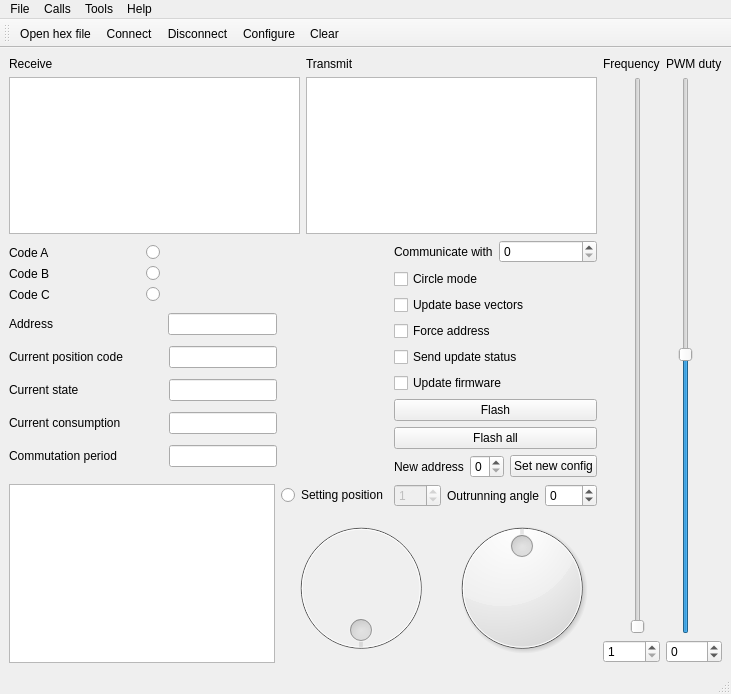
This is mainwindow.ui in RunoVj/Terminal as Qt 5 draws it before an edit. The edited form follows.
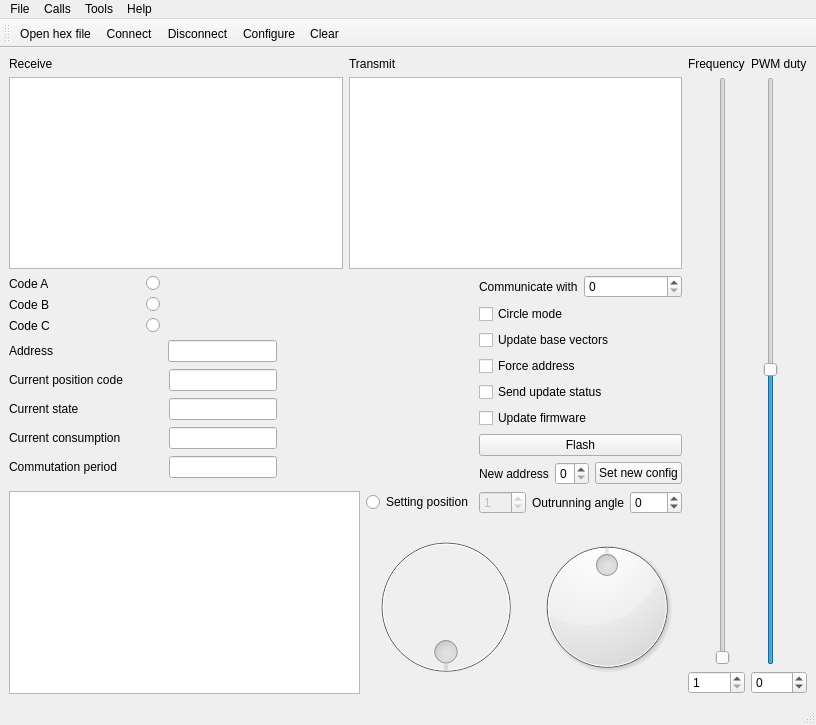
This is the edited form. Icons and pictures are not drawn.

Commit message: Firmware update function completed

The edit to the form file:
```diff
--- a/mainwindow.ui
+++ b/mainwindow.ui
@@ -6,8 +6,8 @@
    <rect>
     <x>0</x>
     <y>0</y>
-    <width>731</width>
-    <height>694</height>
+    <width>816</width>
+    <height>725</height>
    </rect>
   </property>
   <property name="windowTitle">
@@ -390,7 +390,7 @@
               <item>
                <widget class="QCheckBox" name="checkBoxForceSettingAddress">
                 <property name="text">
-                 <string>Force address</string>
+                 <string>Force address </string>
                 </property>
                </widget>
               </item>
@@ -415,13 +415,6 @@
                 </property>
                </widget>
               </item>
-              <item>
-               <widget class="QPushButton" name="pushButtonFlashAll">
-                <property name="text">
-                 <string>Flash all</string>
-                </property>
-               </widget>
-              </item>
              </layout>
             </item>
             <item>
@@ -697,7 +690,7 @@
     <rect>
      <x>0</x>
      <y>0</y>
-     <width>731</width>
+     <width>816</width>
      <height>20</height>
     </rect>
    </property>
```
Left out of the diff: 15 changed lines with no effect on the pictures.
